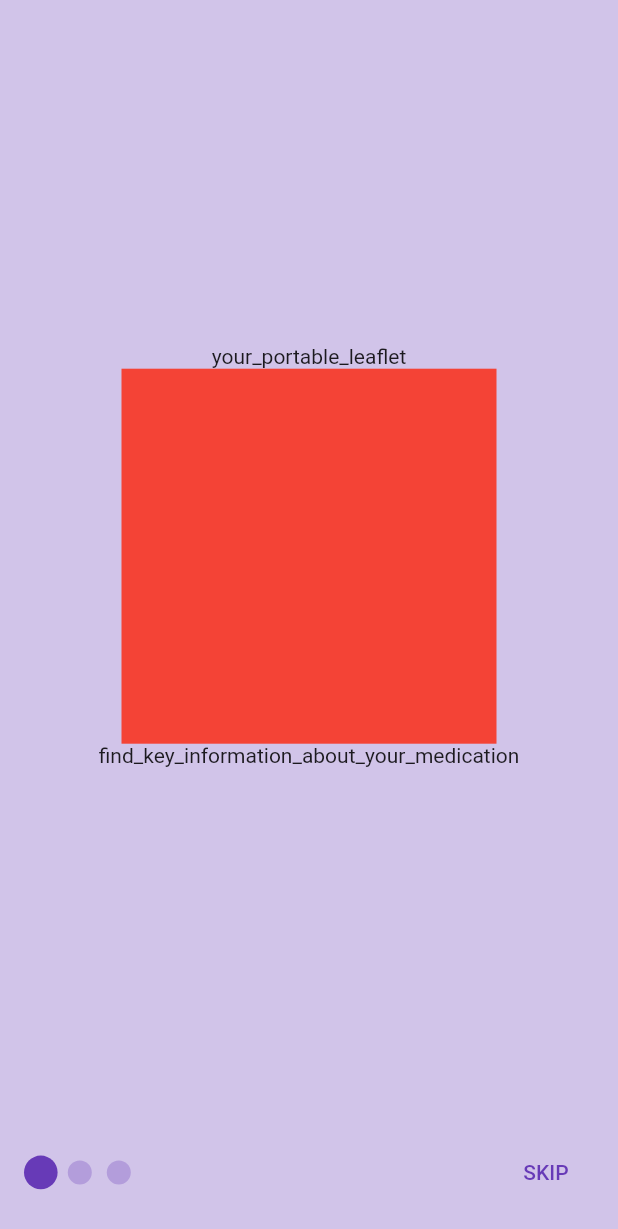
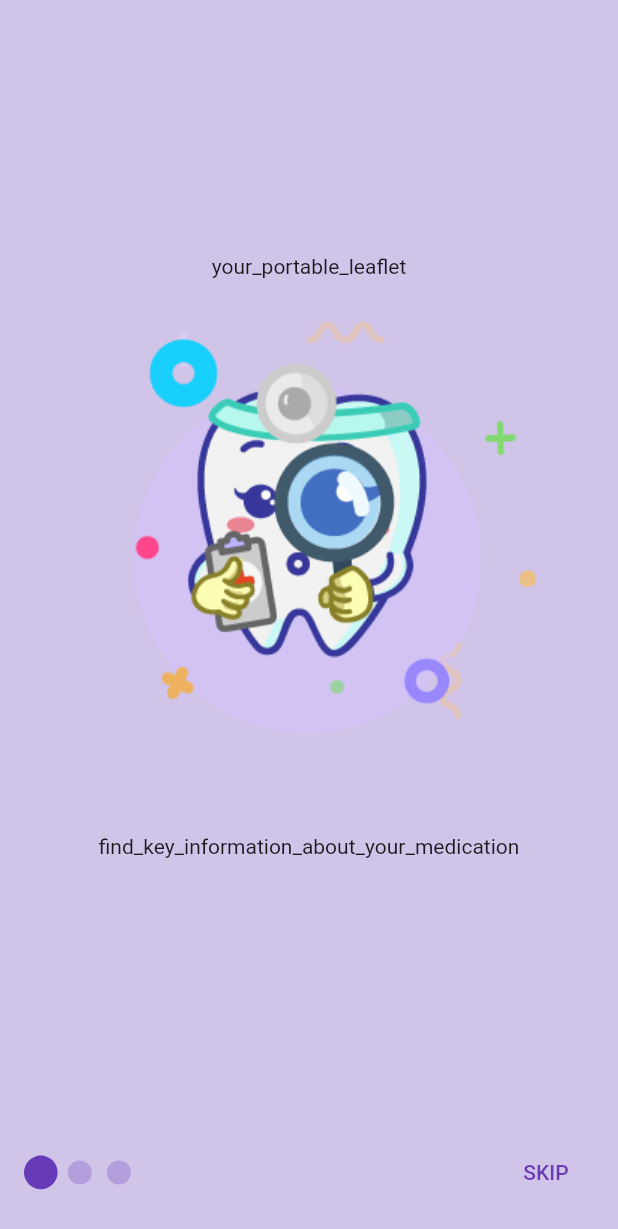
Before and after one commit to anselmoparente/Farmacoped, a Flutter app: the screen it shows after launch, on a phone screen of 412 x 824 dp. Shown: the top 1229 px of the screen. Run offline on Flutter 3.47's test engine with Material 2 defaults, Android fonts, the phone set to English and light mode, and no system bars; drawn by our look-alikes of smooth_page_indicator; our stand-ins replace get.

Commit message:
Add images of tutorial and other assets

```diff
--- a/lib/ui/tutorial_page/widgets/first_page.dart
+++ b/lib/ui/tutorial_page/widgets/first_page.dart
@@ -10,10 +10,10 @@ class FirstPage extends StatelessWidget {
       mainAxisAlignment: MainAxisAlignment.center,
       children: [
         Text('your_portable_leaflet'.tr),
-        Container(
-          height: 250,
-          width: 250,
-          color: Colors.red,
+        Image.asset(
+          'assets/images/tutorial_icon_1.png',
+          height: Get.width * 0.9,
+          width: Get.width * 0.9,
         ),
         Text('find_key_information_about_your_medication'.tr),
       ],
--- a/pubspec.yaml
+++ b/pubspec.yaml
@@ -56,10 +56,8 @@ flutter:
   # the material Icons class.
   uses-material-design: true
 
-  # To add assets to your application, add an assets section, like this:
-  # assets:
-  #   - images/a_dot_burr.jpeg
-  #   - images/a_dot_ham.jpeg
+  assets:
+      - assets/images/
 
   # An image asset can refer to one or more resolution-specific "variants", see
   # https://flutter.dev/assets-and-images/#resolution-aware
```
Also changed, not shown: lib/ui/tutorial_page/widgets/second_page.dart (+4 -4 lines), lib/ui/tutorial_page/widgets/third_page.dart (+4 -4 lines), assets/images/splash_icon.png (added), assets/images/tutorial_icon_1.png (added), assets/images/tutorial_icon_2.png (added), assets/images/tutorial_icon_3.png (added).
